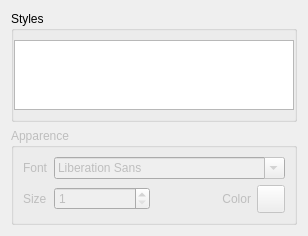
Before: the Qt Designer form src/styleeditor.ui in Subtivals/subtivals, drawn with Qt 5.
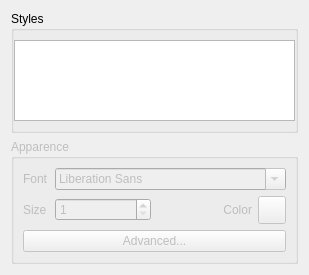
After: the same form once the commit is applied.

Commit message: Advanced style configuration (ref #194, #176)

```diff
--- a/src/styleeditor.ui
+++ b/src/styleeditor.ui
@@ -6,8 +6,8 @@
    <rect>
     <x>0</x>
     <y>0</y>
-    <width>283</width>
-    <height>235</height>
+    <width>309</width>
+    <height>275</height>
    </rect>
   </property>
   <property name="windowTitle">
@@ -107,6 +107,16 @@
         </property>
        </widget>
       </item>
+      <item row="2" column="0" colspan="4">
+       <widget class="QPushButton" name="btnAdvanced">
+        <property name="toolTip">
+         <string>Alignment, margins, ...</string>
+        </property>
+        <property name="text">
+         <string>Advanced...</string>
+        </property>
+       </widget>
+      </item>
      </layout>
     </widget>
    </item>
```
Left out of the diff: 17 changed lines with no effect on the pictures. The commit also changes 10 other files.
